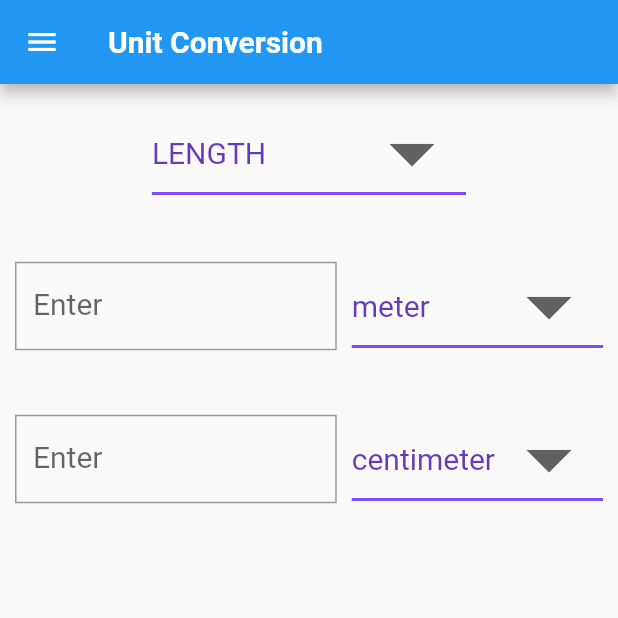
After one commit to Shyam-Sundar-Bharathi/FlutterProjects, a Flutter app: the screen it shows after launch, in the side drawer, after a tap on "UNIT CONVERSION", on a phone screen of 412 x 824 dp, the top half of it. The commit adds this screen. Run offline on Flutter 3.47's test engine with Material 2 defaults, Android fonts, the phone set to English and light mode, and no system bars; our stand-ins replace flutter_spinkit, math_expressions.

Commit message:
Unit conversion partially done

```diff
--- /dev/null
+++ b/dream_calc/lib/calcs/unitCalc.dart
@@ -0,0 +1,6 @@
+String convert(String unitElement, String unitChoiceOne, String unitChoiceTwo, String userInput){
+  double answer = 123.456;
+  if(userInput == "")
+    return "";
+  return answer.toString();
+}
--- a/dream_calc/lib/main.dart
+++ b/dream_calc/lib/main.dart
@@ -1,3 +1,4 @@
+import 'package:dream_calc/screens/unitScreen.dart';
 import 'package:flutter/material.dart';
 import 'package:dream_calc/screens/genScreen.dart';
 import 'package:dream_calc/screens/lcmhcfScreen.dart';
@@ -16,6 +17,7 @@ void main() {
       '/area' : (context) => areaCalc(),
       '/volume' : (context) => volumeCalc(),
       '/settings' : (context) => settings(),
+      '/unitConversion' : (context) => unitconversion(),
     },
   ));
 }
--- /dev/null
+++ b/dream_calc/lib/screens/unitScreen.dart
@@ -0,0 +1,220 @@
+import 'package:dream_calc/services/drawer.dart';
+import 'package:flutter/material.dart';
+import 'package:flutter/services.dart';
+import 'package:dream_calc/calcs/unitCalc.dart';
+
+class unitconversion extends StatefulWidget {
+  @override
+  _unitconversionState createState() => _unitconversionState();
+}
+
+class _unitconversionState extends State<unitconversion> {
+
+  bool inFocusOne = false;
+  bool inFocusTwo = false;
+  String answer = "answer";
+  TextEditingController userInputOne = new TextEditingController();
+  TextEditingController userInputTwo = new TextEditingController();
+  String unitElementsValue = "LENGTH";
+  List<String> unitElements = ["LENGTH","MASS","TEMPERATURE"];
+  Map unitChoices = {
+    'LENGTH' : ['meter','centimeter','kilometer','inch','mile'],
+    'MASS' : ['kilogram','gram','pound', 'ounce'],
+    'TEMPERATURE' : ['celcius','kelvin','farenheit'],
+  };
+  String unitChoiceOne;
+  String unitChoiceTwo;
+
+  void initState() {
+    unitChoiceOne = unitChoices[unitElementsValue][0];
+    unitChoiceTwo = unitChoices[unitElementsValue][1];
+    // selectedCategory = widget.defaultSelection;
+    // super.initState();
+  }
+
+  @override
+  Widget build(BuildContext context) {
+    return GestureDetector(
+      onTap: () {
+        FocusScope.of(context).requestFocus(FocusNode());
+      },
+      child: Scaffold(
+        appBar: AppBar(
+          title: Text(
+            'Unit Conversion',
+            style: TextStyle(
+              fontSize: 20.0,
+              fontWeight: FontWeight.bold,
+              color: Colors.white,
+            ),
+          ),
+        ),
+        drawer: myDrawer(),
+        body: SingleChildScrollView(
+          child: Padding(
+            padding: EdgeInsets.all(10.0),
+            child: Column(
+              children: [
+                DropdownButton<String>(
+                  value: unitElementsValue,
+                  icon: Icon(Icons.arrow_drop_down),
+                  iconSize: 72,
+                  elevation: 16,
+                  style: const TextStyle(
+                    color: Colors.deepPurple,
+                    fontSize: 20,
+                  ),
+                  underline: Container(
+                    height: 2,
+                    color: Colors.deepPurpleAccent,
+                  ),
+                  onChanged: (String newValue) {
+                    setState(() {
+                      unitElementsValue = newValue;
+                    });
+                  },
+                  items: unitElements.map<DropdownMenuItem<String>>((String value) {
+                    return DropdownMenuItem<String>(
+                      value: value,
+                      child: Text(value),
+                    );
+                  }).toList(),
+                ),
+                SizedBox(height: 30.0,),
+                Row(
+                  children: [
+                    Expanded(
+                      child: TextField(
+                        onTap: (){
+                          setState(() {
+                            inFocusOne = true;
+                            inFocusTwo = false;
+                            answer =  "";
+                            userInputTwo.text=answer;
+                          });
+                        },
+                        onChanged: (text){
+                          inFocusOne?
+                          setState((){
+                            userInputTwo.text = convert(unitElementsValue, unitChoiceOne, unitChoiceTwo, userInputOne.text);
+                          })
+                              : null;
+                        },
+                        controller: userInputOne,
+                        keyboardType: TextInputType.number,
+                        enableInteractiveSelection: true,
+                        inputFormatters: [
+                          FilteringTextInputFormatter(RegExp('[0-9. ]'), allow: true),
+                        ],
+                         decoration: InputDecoration(
+                           border:OutlineInputBorder(
+                             borderSide: const BorderSide(color: Colors.black, width: 2.0),
+                             borderRadius: BorderRadius.zero,
+                           ),
+                           labelText: inFocusTwo? 'answer' : 'Enter',
+                           labelStyle: TextStyle(
+                             fontSize: 20.0,
+                           ),
+                         ),
+                      ),
+                    ),
+                    SizedBox(width: 10,),
+                    DropdownButton<String>(
+                      value: unitChoiceOne,
+                      icon: Icon(Icons.arrow_drop_down),
+                      iconSize: 72,
+                      elevation: 16,
+                      style: const TextStyle(
+                        color: Colors.deepPurple,
+                        fontSize: 20,
+                      ),
+                      underline: Container(
+                        height: 2,
+                        color: Colors.deepPurpleAccent,
+                      ),
+                      onChanged: (String newValue) {
+                        setState(() {
+                          unitChoiceOne = newValue;
+                        });
+                      },
+                      items: unitChoices[unitElementsValue].map<DropdownMenuItem<String>>((String value) {
+                        return DropdownMenuItem<String>(
+                          value: value,
+                          child: Text(value),
+                        );
+                      }).toList(),
+                    )],
+                ),
+                SizedBox(height: 30.0,),
+                Row(
+                  children: [
+                    Expanded(
+                      child: TextField(
+                        onTap: (){
+                          setState(() {
+                            inFocusTwo = true;
+                            inFocusOne = false;
+                            answer = "";
+                            userInputOne.text = answer;
+                          });
+                        },
+                        onChanged: (text){
+                          inFocusTwo?
+                          setState((){
+                            userInputOne.text = convert(unitElementsValue, unitChoiceTwo, unitChoiceOne, userInputTwo.text);
+                          })
+                              : null;
+                        },
+                        controller: userInputTwo,
+                        keyboardType: TextInputType.number,
+                        enableInteractiveSelection: true,
+                        inputFormatters: [
+                          FilteringTextInputFormatter(RegExp('[0-9,. ]'), allow: true),
+                        ],
+                        decoration: InputDecoration(
+                          border:OutlineInputBorder(
+                            borderSide: const BorderSide(color: Colors.black, width: 2.0),
+                            borderRadius: BorderRadius.zero,
+                          ),
+                          labelText: inFocusOne? 'answer' : 'Enter',
+                          labelStyle: TextStyle(
+                            fontSize: 20.0,
+                          ),
+                        ),
+                      ),
+                    ),
+                    SizedBox(width: 10,),
+                    DropdownButton<String>(
+                      value: unitChoiceTwo,
+                      icon: Icon(Icons.arrow_drop_down),
+                      iconSize: 72,
+                      elevation: 16,
+                      style: const TextStyle(
+                        color: Colors.deepPurple,
+                        fontSize: 20,
+                      ),
+                      underline: Container(
+                        height: 2,
+                        color: Colors.deepPurpleAccent,
+                      ),
+                      onChanged: (String newValue) {
+                        setState(() {
+                          unitChoiceTwo = newValue;
+                        });
+                      },
+                      items: unitChoices[unitElementsValue].map<DropdownMenuItem<String>>((String value) {
+                        return DropdownMenuItem<String>(
+                          value: value,
+                          child: Text(value),
+                        );
+                      }).toList(),
+                    )],
+                )
+              ],
+            ),
+          ),
+        ),
+      ),
+    );
+  }
+}
--- a/dream_calc/lib/services/drawer.dart
+++ b/dream_calc/lib/services/drawer.dart
@@ -126,6 +126,24 @@ class _myDrawerState extends State<myDrawer> {
           ),
           SizedBox( height: 10),
           ListTile(
+            onTap: (){
+              Navigator.pushReplacementNamed(context, '/unitConversion');
+            },
+            title: Text(
+              'UNIT CONVERSION',
+              style: TextStyle(
+                fontSize: 20,
+                color: Colors.white,
+              ),
+            ),
+            tileColor: Colors.blue[800],
+            leading: Icon(
+              Icons.calculate_rounded,
+              color: Colors.white,
+            ),
+          ),
+          SizedBox(height: 10),
+          ListTile(
             onTap: () async {
               result = await Navigator.pushNamed(context, '/settings');
               setState(() {
--- a/dream_calc/pubspec.yaml
+++ b/dream_calc/pubspec.yaml
@@ -29,6 +29,7 @@ dependencies:
   # Use with the CupertinoIcons class for iOS style icons.
   cupertino_icons: ^1.0.2
   math_expressions: ^2.0.0
+  unit_converter: ^1.3.0
 
 dev_dependencies:
   flutter_test:
```
Also changed, not shown: dream_calc/pubspec.lock.
